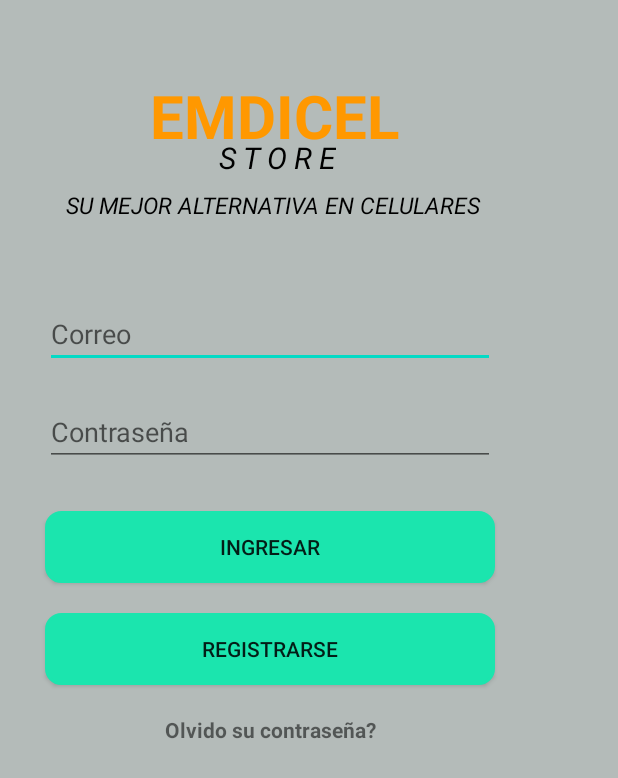
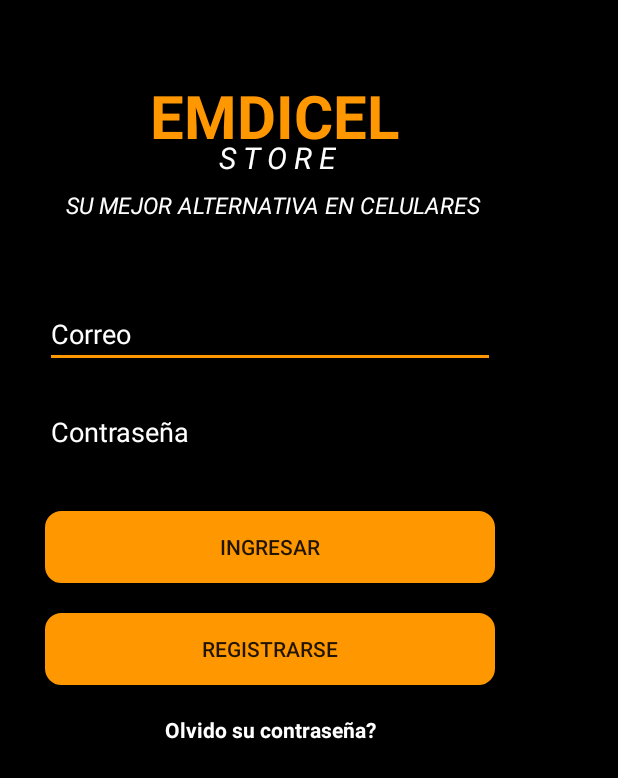
Before and after one commit to antony1561/MenuEmdicel, an Android app: the screen it shows after launch (Login2), on a phone screen of 412 x 824 dp. Shown: the top 778 px of the screen. Run offline under Robolectric (Android 15) with nearby library versions, the phone set to English and light mode, and no system bars.

Commit message:
SplashScreen

```diff
--- /dev/null
+++ b/app/src/main/java/com/example/menuemdicel/SplashScreen.java
@@ -0,0 +1,25 @@
+package com.example.menuemdicel;
+
+import android.content.Intent;
+import android.os.Bundle;
+
+import androidx.annotation.Nullable;
+import androidx.appcompat.app.AppCompatActivity;
+
+import java.util.concurrent.TimeUnit;
+
+public class SplashScreen extends AppCompatActivity {
+    @Override
+    protected void onCreate(@Nullable Bundle saveInstanceState){
+        super.onCreate(saveInstanceState);
+        Intent o = new Intent(this, Login2.class);
+        //////////////////////////////////////////////////////////////
+        try{
+            TimeUnit.SECONDS.sleep( 3);
+        }catch (InterruptedException e){
+            e.printStackTrace();
+        }
+        startActivity(o);
+        finish();
+    }
+}
--- a/app/src/main/java/com/example/menuemdicel/ui/home/HomeFragment.java
+++ b/app/src/main/java/com/example/menuemdicel/ui/home/HomeFragment.java
@@ -39,7 +39,6 @@ public class HomeFragment extends Fragment {
       ImageView imageView = new ImageView(this.getContext());
       imageView.setBackgroundResource(image);
       v_flipper.addView(imageView);
-      v_flipper.setFlipInterval(3000);//tiempode cada imagen
       v_flipper.setAutoStart(true);
         TranslateAnimation ta = new TranslateAnimation(0, 0, Animation.RELATIVE_TO_SELF, 200);
         ta.setDuration(1000);
--- a/app/src/main/res/drawable-v24/button_border_radius.xml
+++ b/app/src/main/res/drawable-v24/button_border_radius.xml
@@ -2,8 +2,8 @@
 <!--  res/drawable/input_border_radius.xml -->
 <shape xmlns:android="http://schemas.android.com/apk/res/android"
     android:shape="rectangle" android:padding="10dp">
-    <solid android:color="#1BE5AE"/>
-    <stroke android:width="2dp" android:color="#1BE5AE"/>
+    <solid android:color="#FF9800"/>
+    <stroke android:width="2dp" android:color="#FF9800"/>
     <corners
         android:bottomRightRadius="10dp"
         android:bottomLeftRadius="10dp"
--- a/app/src/main/res/layout/login2.xml
+++ b/app/src/main/res/layout/login2.xml
@@ -4,7 +4,7 @@
     xmlns:tools="http://schemas.android.com/tools"
     android:layout_width="match_parent"
     android:layout_height="match_parent"
-    android:background="#B4BBB9"
+    android:background="#000"
     tools:context=".Login2">
     <LinearLayout
         android:layout_width="match_parent"
@@ -28,7 +28,7 @@
             android:paddingBottom="20dp"
             android:fontFamily="arial"
             android:text="S T O R E"
-            android:textColor="#000"
+            android:textColor="#fff"
             android:textSize="20sp"
             android:textStyle="italic"/>
         <TextView
@@ -39,7 +39,7 @@
             android:paddingBottom="20dp"
             android:fontFamily="arial"
             android:text="SU MEJOR ALTERNATIVA EN CELULARES"
-            android:textColor="#000"
+            android:textColor="#fff"
             android:textSize="15sp"
             android:textStyle="italic"/>
     </LinearLayout>
@@ -56,6 +56,8 @@
             android:layout_height="wrap_content"
             android:ems="10"
             android:hint="Correo"
+            android:textColor="#fff"
+            android:textColorHint="#fff"
             android:inputType="textPersonName"
             tools:layout_editor_absoluteX="99dp"
             tools:layout_editor_absoluteY="117dp" />
@@ -67,6 +69,8 @@
             android:layout_height="wrap_content"
             android:ems="10"
             android:hint="Contraseña"
+            android:textColor="#fff"
+            android:textColorHint="#fff"
             android:inputType="textPassword"
             tools:layout_editor_absoluteX="101dp"
             tools:layout_editor_absoluteY="225dp" />
@@ -96,6 +100,7 @@
             android:layout_height="wrap_content"
             android:text="Olvido su contraseña?"
             android:layout_marginLeft="110dp"
+            android:textColor="#fff"
             android:textStyle="bold"
             android:layout_marginTop="20dp"/>
     </LinearLayout>
--- a/app/src/main/res/values/colors.xml
+++ b/app/src/main/res/values/colors.xml
@@ -2,5 +2,5 @@
 <resources>
     <color name="colorPrimary">#000000</color>
     <color name="colorPrimaryDark">#000000</color>
-    <color name="colorAccent">#03DAC5</color>
+    <color name="colorAccent">#FF9800</color>
 </resources>
--- a/app/src/main/res/values/styles.xml
+++ b/app/src/main/res/values/styles.xml
@@ -6,6 +6,9 @@
         <item name="colorPrimary">@color/colorPrimary</item>
         <item name="colorPrimaryDark">@color/colorPrimaryDark</item>
         <item name="colorAccent">@color/colorAccent</item>
+    </style>
+    <style name="SplashScreenTheme" parent="Theme.AppCompat.NoActionBar">
+        <item name="android:windowBackground">@drawable/logo_emdicel</item>
     </style>
 
     <style name="AppTheme.NoActionBar">
```
Also changed, not shown: app/src/main/AndroidManifest.xml (+5 -2 lines), app/src/main/res/drawable/logo_emdicel_bg.xml (added, +11 -0 lines), app/src/main/res/layout/login.xml (+9 -3 lines), app/src/main/res/drawable/logo_emdicel.jpg (added).
